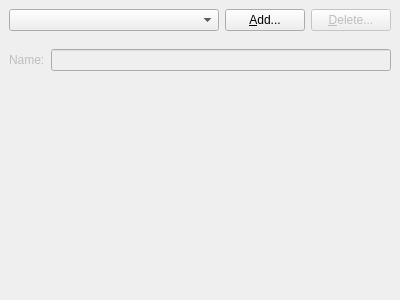
Above: options/remotesystemoptionsform.ui from linux-fan-dave/remotecompile before the change. Below: the same form after it.
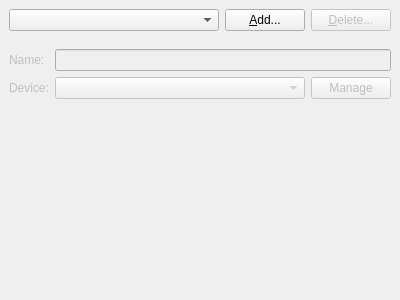
That is the form after the change.

Commit message: add device to remote compiler settings

Diff of the .ui file:
```diff
--- a/options/remotesystemoptionsform.ui
+++ b/options/remotesystemoptionsform.ui
@@ -89,6 +89,47 @@
       <item row="0" column="1">
        <widget class="QLineEdit" name="le_Name"/>
       </item>
+      <item row="1" column="0">
+       <widget class="QLabel" name="label_2">
+        <property name="text">
+         <string>Device:</string>
+        </property>
+       </widget>
+      </item>
+      <item row="1" column="1">
+       <widget class="QWidget" name="widget" native="true">
+        <layout class="QHBoxLayout" name="horizontalLayout">
+         <property name="leftMargin">
+          <number>0</number>
+         </property>
+         <property name="topMargin">
+          <number>0</number>
+         </property>
+         <property name="rightMargin">
+          <number>0</number>
+         </property>
+         <property name="bottomMargin">
+          <number>0</number>
+         </property>
+         <item>
+          <widget class="QComboBox" name="cb_Device"/>
+         </item>
+         <item>
+          <widget class="QPushButton" name="pb_manageDevices">
+           <property name="sizePolicy">
+            <sizepolicy hsizetype="Fixed" vsizetype="Fixed">
+             <horstretch>0</horstretch>
+             <verstretch>0</verstretch>
+            </sizepolicy>
+           </property>
+           <property name="text">
+            <string>Manage</string>
+           </property>
+          </widget>
+         </item>
+        </layout>
+       </widget>
+      </item>
      </layout>
     </widget>
    </item>
```
The commit also changes 5 other files.
